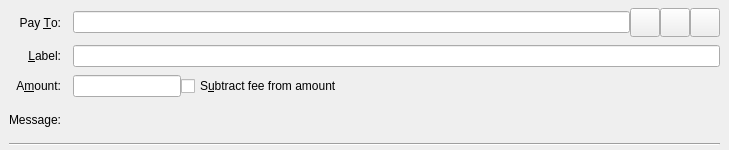
Before: the Qt Designer form src/qt/forms/sendcoinsentry.ui in SAFE-anwang/safe, drawn with Qt 5.
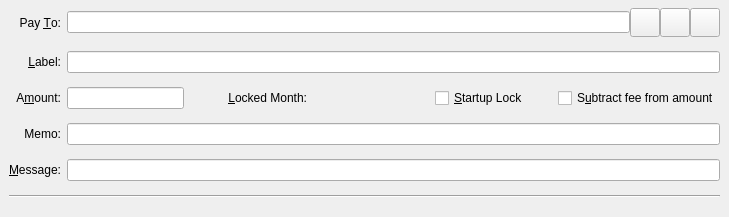
After: the same form once the commit is applied. Custom widgets are drawn as their Qt base class.

The edit to the form file:
```diff
--- a/src/qt/forms/sendcoinsentry.ui
+++ b/src/qt/forms/sendcoinsentry.ui
@@ -7,7 +7,7 @@
     <x>0</x>
     <y>0</y>
     <width>729</width>
-    <height>150</height>
+    <height>217</height>
    </rect>
   </property>
   <property name="focusPolicy">
@@ -25,16 +25,7 @@
    </property>
    <layout class="QGridLayout" name="gridLayout">
     <property name="topMargin">
-     <number>8</number>
-    </property>
-    <property name="bottomMargin">
-     <number>4</number>
-    </property>
-    <property name="horizontalSpacing">
-     <number>12</number>
-    </property>
-    <property name="verticalSpacing">
-     <number>8</number>
+     <number>0</number>
     </property>
     <item row="0" column="0">
      <widget class="QLabel" name="payToLabel">
@@ -151,9 +142,43 @@
      </widget>
     </item>
     <item row="2" column="1">
-     <layout class="QHBoxLayout" name="horizontalLayoutAmount" stretch="0,1">
+     <layout class="QHBoxLayout" name="horizontalLayoutAmount" stretch="1,1,1,1,0">
       <item>
-       <widget class="BitcoinAmountField" name="payAmount"/>
+       <widget class="BitcoinAmountField" name="payAmount">
+        <property name="toolTip">
+         <string>The Safe amount to send</string>
+        </property>
+       </widget>
+      </item>
+      <item>
+       <widget class="QLabel" name="lockedMonthLabel">
+        <property name="text">
+         <string>&amp;Locked Month:</string>
+        </property>
+        <property name="alignment">
+         <set>Qt::AlignRight|Qt::AlignTrailing|Qt::AlignVCenter</set>
+        </property>
+        <property name="buddy">
+         <cstring>lockedMonth</cstring>
+        </property>
+       </widget>
+      </item>
+      <item>
+       <widget class="LockedMonthField" name="lockedMonth" native="true">
+        <property name="toolTip">
+         <string>The locked month of transaction</string>
+        </property>
+       </widget>
+      </item>
+      <item>
+       <widget class="QCheckBox" name="lockedMonthCheckBox">
+        <property name="toolTip">
+         <string>If you want to send to someone with lock, you can check it</string>
+        </property>
+        <property name="text">
+         <string>&amp;Startup Lock</string>
+        </property>
+       </widget>
       </item>
       <item>
        <widget class="QCheckBox" name="checkboxSubtractFeeFromAmount">
@@ -168,9 +193,9 @@
      </layout>
     </item>
     <item row="3" column="0">
-     <widget class="QLabel" name="messageLabel">
+     <widget class="QLabel" name="memoLabel">
       <property name="text">
-       <string>Message:</string>
+       <string>Memo:</string>
       </property>
       <property name="alignment">
        <set>Qt::AlignRight|Qt::AlignTrailing|Qt::AlignVCenter</set>
@@ -178,16 +203,33 @@
      </widget>
     </item>
     <item row="3" column="1">
-     <widget class="QLabel" name="messageTextLabel">
+     <widget class="QLineEdit" name="memoLineEdit">
       <property name="toolTip">
        <string>A message that was attached to the safe: URI which will be stored with the transaction for your reference. Note: This message will not be sent over the Safe network.</string>
       </property>
-      <property name="textFormat">
-       <enum>Qt::PlainText</enum>
+     </widget>
+    </item>
+    <item row="4" column="0">
+     <widget class="QLabel" name="messageLabel">
+      <property name="text">
+       <string>&amp;Message:</string>
       </property>
+      <property name="alignment">
+       <set>Qt::AlignRight|Qt::AlignTrailing|Qt::AlignVCenter</set>
+      </property>
+      <property name="buddy">
+       <cstring>messageLineEdit</cstring>
+      </property>
      </widget>
     </item>
-    <item row="4" column="0" colspan="2">
+    <item row="4" column="1">
+     <widget class="QLineEdit" name="messageLineEdit">
+      <property name="toolTip">
+       <string>The memo content will be written into the block chain, which everyone can see</string>
+      </property>
+     </widget>
+    </item>
+    <item row="5" column="0" colspan="2">
      <widget class="Line" name="line">
       <property name="orientation">
        <enum>Qt::Horizontal</enum>
@@ -1225,15 +1267,21 @@
   </widget>
  </widget>
  <customwidgets>
-  <customwidget>
-   <class>QValidatedLineEdit</class>
-   <extends>QLineEdit</extends>
-   <header>qvalidatedlineedit.h</header>
-  </customwidget>
   <customwidget>
    <class>BitcoinAmountField</class>
    <extends>QLineEdit</extends>
    <header>bitcoinamountfield.h</header>
+   <container>1</container>
+  </customwidget>
+  <customwidget>
+   <class>QValidatedLineEdit</class>
+   <extends>QLineEdit</extends>
+   <header>qvalidatedlineedit.h</header>
+  </customwidget>
+  <customwidget>
+   <class>LockedMonthField</class>
+   <extends>QWidget</extends>
+   <header>lockedmonthfield.h</header>
   </customwidget>
  </customwidgets>
  <tabstops>
```
Left out of the diff: 13 changed lines with no effect on the pictures.
